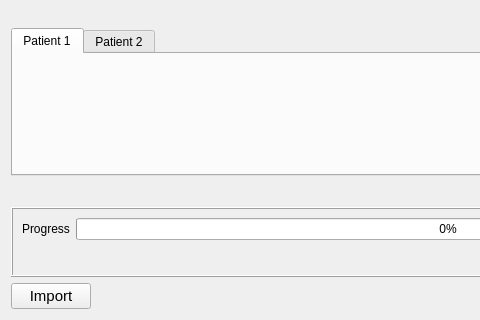
Before: the Qt Designer form Libs/DICOM/Widgets/Resources/UI/ctkDICOMVisualBrowserWidget.ui in Punzo/CTK, drawn with Qt 5; both pictures show x 0 to 480 and y 183 to 503 of the 928 by 503 pixel window.
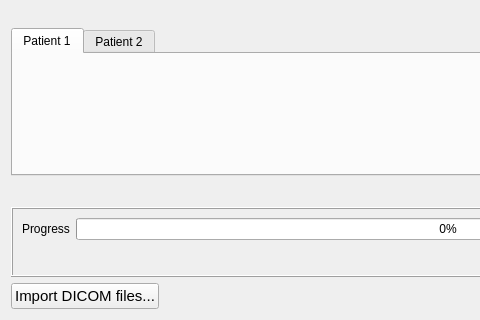
After: the same form once the commit is applied. Icons and pictures are not drawn. Custom widgets are drawn as their Qt base class.

```diff
--- a/Libs/DICOM/Widgets/Resources/UI/ctkDICOMVisualBrowserWidget.ui
+++ b/Libs/DICOM/Widgets/Resources/UI/ctkDICOMVisualBrowserWidget.ui
@@ -812,7 +812,7 @@
         <string>Import DICOM from a local folder.</string>
        </property>
        <property name="text">
-        <string>Import</string>
+        <string>Import DICOM files...</string>
        </property>
        <property name="icon">
         <iconset resource="ctkDICOMWidget.qrc">
```
Left out of the diff: 2 changed lines with no effect on the pictures.
